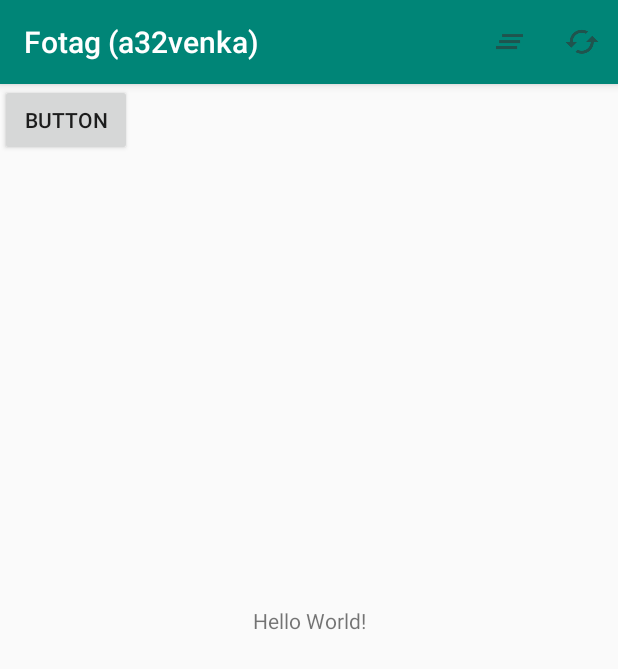
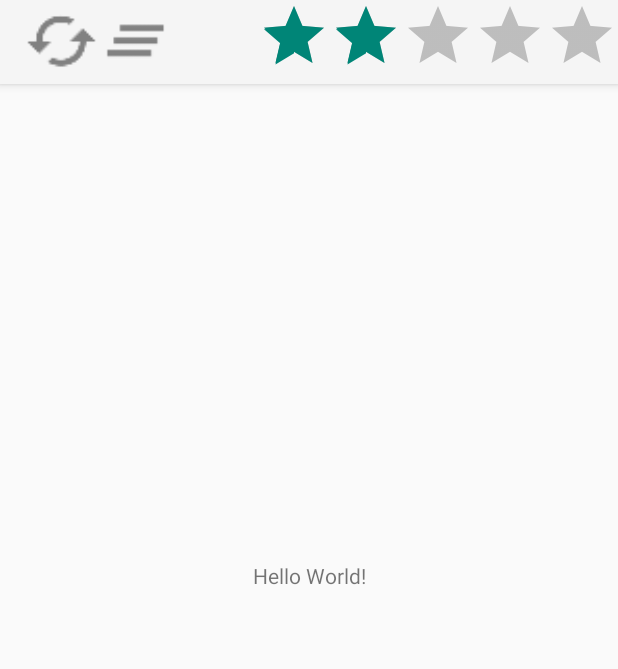
Before and after one commit to XxAdi101xX/User-Interfaces, an Android app: the screen it shows after launch (MainActivity), on a phone screen of 412 x 824 dp. Shown: the top 669 px of the screen. Run offline under Robolectric (Android 15) with nearby library versions, the phone set to English and light mode, and no system bars.

Commit message:
recraeted the toolbar to accept the ranking widget

```diff
--- a/assignments/a4/app/src/main/AndroidManifest.xml
+++ b/assignments/a4/app/src/main/AndroidManifest.xml
@@ -5,10 +5,10 @@
     <application
         android:allowBackup="true"
         android:icon="@mipmap/ic_launcher"
-        android:label="@string/app_name"
+        android:label=""
         android:roundIcon="@mipmap/ic_launcher_round"
         android:supportsRtl="true"
-        android:theme="@style/AppTheme">
+        android:theme="@style/Theme.AppCompat.Light.NoActionBar">
         <activity android:name=".MainActivity">
             <intent-filter>
                 <action android:name="android.intent.action.MAIN" />
--- a/assignments/a4/app/src/main/java/com/example/a32venka/fotaga32venka/MainActivity.java
+++ b/assignments/a4/app/src/main/java/com/example/a32venka/fotaga32venka/MainActivity.java
@@ -3,6 +3,8 @@ package com.example.a32venka.fotaga32venka;
 import android.content.Intent;
 import android.support.v7.app.AppCompatActivity;
 import android.os.Bundle;
+import android.support.v7.widget.Toolbar;
+import android.util.Log;
 import android.view.Menu;
 import android.view.MenuItem;
 import android.view.View;
@@ -14,36 +16,46 @@ public class MainActivity extends AppCompatActivity {
     protected void onCreate(Bundle savedInstanceState) {
         super.onCreate(savedInstanceState);
         setContentView(R.layout.activity_main);
+        Toolbar myToolbar = (Toolbar) findViewById(R.id.my_toolbar);
+        setSupportActionBar(myToolbar);
     }
 
-    @Override
-    public boolean onCreateOptionsMenu(Menu menu) {
-        // Inflate the menu; this adds items to the action bar if it is present.
-        getMenuInflater().inflate(R.menu.main, menu);
-        return true;
+    public void handleReload(View v) {
+        Log.d("Icons", "clicked reload");
     }
 
-    @Override
-    public boolean onOptionsItemSelected(MenuItem item) {
-        // Handle action bar item clicks here. The action bar will
-        // automatically handle clicks on the Home/Up button, so long
-        // as you specify a parent activity in AndroidManifest.xml.
-        int id = item.getItemId();
+    public void handleClear(View v) {
+        Log.d("Icons", "clicked clear");
+    }
 
-        //noinspection SimplifiableIfStatement
-        if (id == R.id.action_item_clear) {
-
-            // Do something
-            return true;
-        }
-        if (id == R.id.action_item_reload) {
-
-            // Do something
-            return true;
-        }
-
-        return super.onOptionsItemSelected(item);
-    }
+//    @Override
+//    public boolean onCreateOptionsMenu(Menu menu) {
+//        // Inflate the menu; this adds items to the action bar if it is present.
+//        getMenuInflater().inflate(R.menu.main, menu);
+//        return true;
+//    }
+//
+//    @Override
+//    public boolean onOptionsItemSelected(MenuItem item) {
+//        // Handle action bar item clicks here. The action bar will
+//        // automatically handle clicks on the Home/Up button, so long
+//        // as you specify a parent activity in AndroidManifest.xml.
+//        int id = item.getItemId();
+//
+//        //noinspection SimplifiableIfStatement
+//        if (id == R.id.action_item_clear) {
+//
+//            // Do something
+//            return true;
+//        }
+//        if (id == R.id.action_item_reload) {
+//
+//            // Do something
+//            return true;
+//        }
+//
+//        return super.onOptionsItemSelected(item);
+//    }
 
     public void goNextPage(View view){
         Intent intent = new Intent(this, PictureActivity.class);
--- a/assignments/a4/app/src/main/res/layout/activity_main.xml
+++ b/assignments/a4/app/src/main/res/layout/activity_main.xml
@@ -5,6 +5,37 @@
     android:layout_width="match_parent"
     android:layout_height="match_parent"
     tools:context=".MainActivity">
+
+    <android.support.v7.widget.Toolbar
+        android:id="@+id/my_toolbar"
+        android:layout_width="match_parent"
+        android:layout_height="?attr/actionBarSize"
+        android:background="?attr/colorPrimary"
+        android:elevation="4dp"
+        android:theme="@style/ThemeOverlay.AppCompat.ActionBar"
+        app:popupTheme="@style/ThemeOverlay.AppCompat.Light">
+
+        <ImageView
+            android:layout_width="50dp"
+            android:id="@+id/ic_action_reload"
+            android:src="@drawable/ic_action_reload"
+            android:layout_height="50dp"
+            android:onClick="handleReload"/>
+        <ImageView
+            android:layout_width="50dp"
+            android:id="@+id/ic_action_clear"
+            android:src="@drawable/ic_action_clear"
+            android:layout_height="50dp"
+            android:onClick="handleClear"/>
+        <RatingBar
+            android:id="@+id/rb_rating"
+            android:layout_width="wrap_content"
+            android:layout_height="match_parent"
+            android:layout_gravity="right"
+            android:orientation="horizontal"
+            android:rating="2.0"/>
+
+    </android.support.v7.widget.Toolbar>
 
     <TextView
         android:layout_width="wrap_content"
```
Also changed, not shown: assignments/a4/app/src/main/res/menu/main.xml (line endings or trailing spaces).
